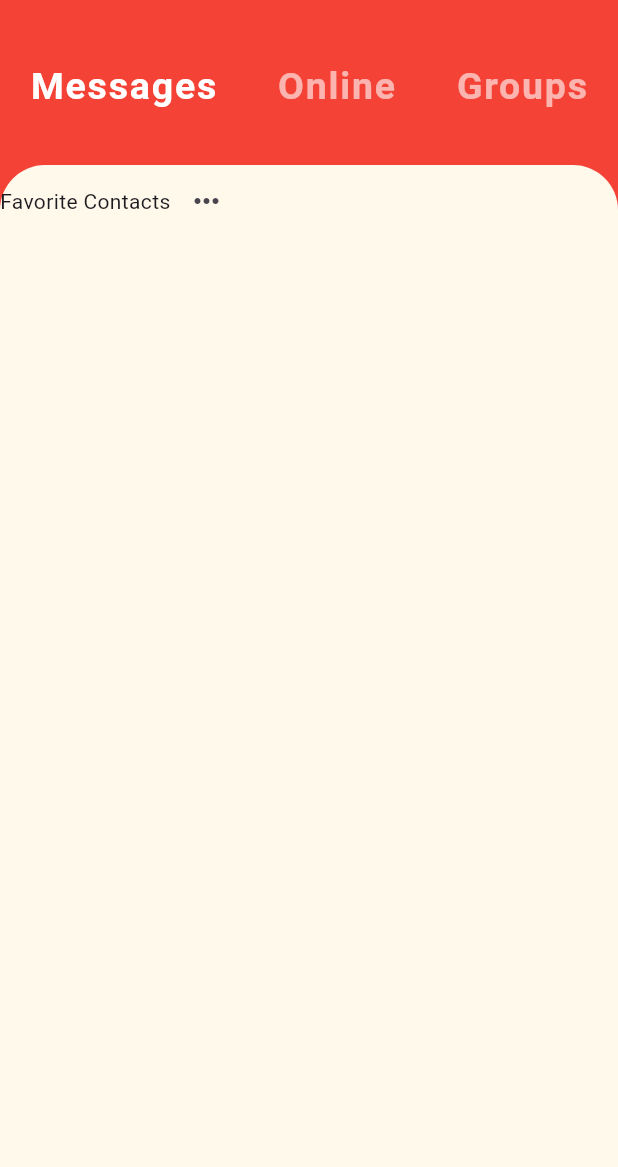
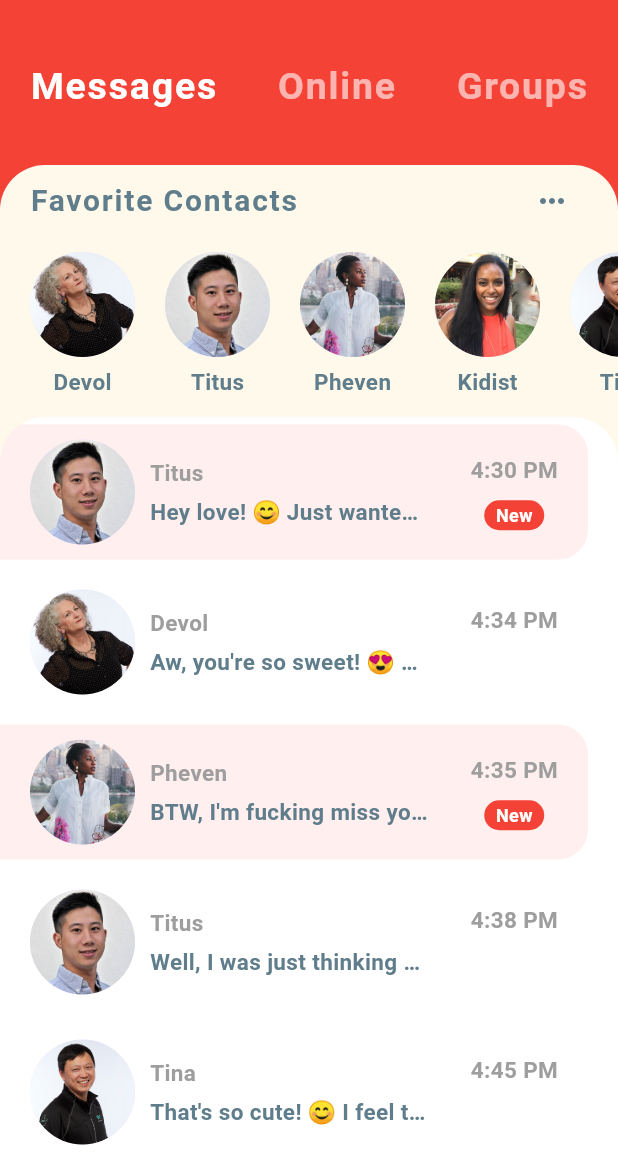
Before and after one commit to TitusKI/FreeGramChatUI, a Flutter app: the screen it shows after launch, on a phone screen of 412 x 824 dp, the part 69-1236 px from its top. Run offline on Flutter 3.47's test engine with Material 3 defaults, Android fonts, the phone set to English and light mode, and no system bars.

Commit message:
UI final commit

```diff
--- a/lib/src/models/message_model.dart
+++ b/lib/src/models/message_model.dart
@@ -27,71 +27,129 @@ final User devol = User(
   imageUrl: 'assets/images/devol.jpg'
 
 );
-final User jemal = User(
+final User eleni = User(
   id: 2,
-  name:'Jemal',
+  name:'Eleni',
   imageUrl: 'assets/images/jemal.jpg'
 
 );
-final User jemberu = User(
+final User rita = User(
   id: 4,
-  name:'Jemberu',
+  name:'Rita',
   imageUrl: 'assets/images/jemberu.jpg'
 
 );
-final User john = User(
+final User tina = User(
   id: 5,
-  name:'John',
+  name:'Tina',
   imageUrl: 'assets/images/john.jpg'
 
 );
-final User kaleab = User(
+final User kidist = User(
   id: 6,
-  name:'Kaleab',
+  name:'Kidist',
   imageUrl: 'assets/images/kaleab.jpg'
 
 );
-final User kira = User(
+final User pheven = User(
   id: 7,
-  name:'Kira',
+  name:'Pheven',
   imageUrl: 'assets/images/kira.jpg'
 
 );
 
 // List of favorite contact
 
-List<User> favorites = [devol, kaleab, john, kira];
+List<User> favorites = [devol, currentUser, pheven, kidist,tina];
 
 // Examples chat on home screen
 List<Message> chats = [
+
+     Message(
+    sender: currentUser,
+    time: '4:30 PM',
+    text: 'Hey love! 😊 Just wanted to let you know how much you mean to me. 💖',
+    isLiked: false,
+     unread: true),
   Message(
       sender: devol,
-    time: '4:25 PM',
-    text: 'Hey, How is it going on campus',
+      time: '4:34 PM',
+      text: 'Aw, you\'re so sweet! 😍 What\'s on your mind?',
+      isLiked: false,
+      unread: false),
+  Message(
+      sender: pheven,
+      time: '4:35 PM',
+      text: 'BTW, I\'m fucking miss you babe',
       isLiked: false,
       unread: true),
   Message(
       sender: currentUser,
-    time: '4:30 PM',
-    text: 'Everything is awesome',
+      time: '4:38 PM',
+      text: 'Well, I was just thinking about how lucky I am to have you in my life. Every day with you feels like a beautiful adventure.',
+      isLiked: true,
+      unread: false),
+  Message(
+      sender: tina,
+      time: '4:45 PM',
+      text: 'That\'s so cute! 😊 I feel the same way. What\'s brought this on?',
+      isLiked: true,
+      unread: false),
+  Message(
+      sender: kidist,
+      time: '4:47PM',
+      text: '😍😍😍💖💖💖',
+      isLiked: true,
+      unread: true),
+  Message(
+      sender: currentUser,
+      time: '4:55 PM',
+      text: 'I don\'t need a reason to tell you how amazing you are, but tonight, the stars are shining just as brightly as my love for you. 🌟',
+      isLiked: true,
+      unread: false),
+  Message(
+      sender: rita,
+      time: '5:00 PM',
+      text: 'Aww, stop it! You\'re making me blush. 😄',
+      isLiked: true,
+      unread: false),
+  Message(
+      sender: currentUser,
+      time: '5:30 PM',
+      text: 'It\'s true, though. You\'re my sunshine on the cloudy days and my warmth in the cold. I can\'t imagine my life without you.',
+      isLiked: true,
+      unread: false),
+  Message(
+      sender: kidist,
+      time: '5:35 PM',
+      text: 'You\'re melting my heart right now. ❤️ I\'m so grateful for you too. What\'s your favorite thing about us?',
+      isLiked: true,
+      unread: false),
+     Message(
+    sender: currentUser,
+    time: '5:38 PM',
+    text: 'Likewise, sweetheart. Here\'s to us and the beautiful journey we\'re on together. Cheers to many more memories and adventures!',
+    isLiked: true,
+     unread: false),
+     Message(
+    sender: pheven,
+    time: '5:42 PM',
+    text: ' Cheers! 🥂 I love you more than words can express.',
     isLiked: false,
      unread: true),
      Message(
-    sender: jemal,
-    time: '4:25 PM',
-    text: 'Congratulation Bro',
+    sender: currentUser,
+    time: '5:47 PM',
+    text: ' And I love you beyond measure. Goodnight, my love. Sweet dreams. 💫',
     isLiked: false,
      unread: true),
+
   Message(
-    sender: john,
-    time: '4:25 PM',
-    text: 'i am John',
+      sender: devol,
+      time: '6:01 PM',
+      text: 'Goodnight, my heart. I\'ll dream of you. 💖',
       isLiked: false,
       unread: true),
-     Message(
-    sender: kaleab,
-    time: '4:25 PM',
-    text: 'be a man',
-    isLiked: false,
-     unread: true),
+
+
 ];
--- a/lib/src/screens/home_screen.dart
+++ b/lib/src/screens/home_screen.dart
@@ -1,5 +1,7 @@
 import 'package:flutter/material.dart';
+import 'package:freegram/widgets/favoritecontact.dart';
 import '../../widgets/chatstate.dart';
+import '../../widgets/recentchats.dart';
 
 class HomeScreen extends StatefulWidget {
   const HomeScreen({super.key});
@@ -9,7 +11,7 @@ class HomeScreen extends StatefulWidget {
 }
 
 class _HomeScreenState extends State<HomeScreen> {
-  @override
+
   Widget build(BuildContext context) {
     return Scaffold(
       backgroundColor: Theme.of(context).primaryColor,
@@ -38,7 +40,7 @@ class _HomeScreenState extends State<HomeScreen> {
       ),
       body:  Column(
           children: [
-            ChatState(),
+            const ChatState(),
             Expanded(
               child: Container(
                 decoration: BoxDecoration(
@@ -48,20 +50,16 @@ class _HomeScreenState extends State<HomeScreen> {
                     topRight: Radius.circular(30.0)
                   ),
               ),
-                child: Column(
+                child: const Column(
                   children: [
-                    Row(
-                      children: [
-                        const Text('Favorite Contacts'),
-                        IconButton(onPressed: (){},
-                            icon: const Icon(Icons.more_horiz),
-                        )
+                      FavoriteContact(),
+                      RecentChat(),
                       ],
                     )
-                  ],
+
                 ),
               ),
-            ),
+
 
           ],
         ),
--- a/lib/widgets/favoritecontact.dart
+++ b/lib/widgets/favoritecontact.dart
@@ -0,0 +1,82 @@
+import 'package:flutter/material.dart';
+import '../src/models/message_model.dart';
+import '../src/screens/chat_screen.dart';
+
+class FavoriteContact extends StatelessWidget {
+  const FavoriteContact({super.key});
+
+  @override
+  Widget build(BuildContext context) {
+    return Padding(
+      padding: const EdgeInsets.symmetric(vertical: 0.0),
+      child: Column(
+        children: [
+          Padding(
+            padding: const EdgeInsets.symmetric(horizontal: 20.0),
+            child: Row(
+              mainAxisAlignment: MainAxisAlignment.spaceBetween,
+              children: [
+                const Text(
+                  'Favorite Contacts',
+                  style: TextStyle(
+                      fontWeight: FontWeight.bold,
+                      fontSize: 20.0,
+                      letterSpacing: 1.2,
+                      color: Colors.blueGrey),
+                ),
+                IconButton(
+                  onPressed: () {},
+                  color: Colors.blueGrey,
+                  icon: const Icon(Icons.more_horiz),
+                )
+              ],
+            ),
+          ),
+          Container(
+            height: 120,
+            color: Theme.of(context).highlightColor,
+            child: ListView.builder(
+              padding: const EdgeInsets.only(left: 10.0),
+              scrollDirection: Axis.horizontal,
+              itemCount: favorites.length,
+              itemBuilder: (BuildContext context, int index) {
+                return GestureDetector(
+                  onTap: () => Navigator.push(
+                    context,
+                    MaterialPageRoute(
+                      builder: (_) => ChatScreen(
+                        user: favorites[index],
+                      ),
+                    ),
+                  ),
+                  child: Padding(
+                    padding: const EdgeInsets.all(10.0),
+                    child: Column(
+                      children: [
+                        CircleAvatar(
+                          radius: 35.0,
+                          backgroundImage:
+                              AssetImage(favorites[index].imageUrl),
+                        ),
+                        const SizedBox(
+                          height: 6.0,
+                        ),
+                        Text(
+                          favorites[index].name,
+                          style: const TextStyle(
+                              fontWeight: FontWeight.w600,
+                              fontSize: 15,
+                              color: Colors.blueGrey),
+                        ),
+                      ],
+                    ),
+                  ),
+                );
+              },
+            ),
+          ),
+        ], //children
+      ),
+    );
+  }
+}
--- /dev/null
+++ b/lib/widgets/recentchats.dart
@@ -0,0 +1,128 @@
+import 'package:flutter/material.dart';
+import 'package:freegram/src/screens/chat_screen.dart';
+
+import '../src/models/message_model.dart';
+
+class RecentChat extends StatelessWidget {
+  const RecentChat({super.key});
+
+  @override
+  Widget build(BuildContext context) {
+    return Expanded(
+      child: Container(
+        decoration: const BoxDecoration(
+          color: Colors.white,
+          borderRadius: BorderRadius.only(
+              topLeft: Radius.circular(30.0), topRight: Radius.circular(30.0)),
+        ),
+        child: ClipRRect(
+          borderRadius: const BorderRadius.only(
+              topLeft: Radius.circular(30.0), topRight: Radius.circular(30.0)),
+          child: ListView.builder(
+              itemCount: chats.length,
+              itemBuilder: (context, int index) {
+                final Message chat = chats[index];
+                return GestureDetector(
+                  onTap: () => Navigator.push(
+                    context,
+                    MaterialPageRoute(
+                      builder: (_) => ChatScreen(
+                        user: chat.sender,
+                      ),
+                    ),
+                  ),
+                  child: Container(
+                    margin: const EdgeInsets.only(top: 5, bottom: 5, right: 20),
+                    padding: const EdgeInsets.symmetric(
+                        horizontal: 20, vertical: 10),
+                    decoration: BoxDecoration(
+                      color:
+                          chat.unread ? const Color(0xFFFFEFEE) : Colors.white,
+                      borderRadius: const BorderRadius.only(
+                          bottomRight: Radius.circular(20.0),
+                          topRight: Radius.circular(20.0)),
+                    ),
+                    child: Row(
+                      mainAxisAlignment: MainAxisAlignment.spaceBetween,
+                      children: [
+                        Row(
+                          children: [
+                            CircleAvatar(
+                              radius: 35.0,
+                              backgroundImage: AssetImage(chat.sender.imageUrl),
+                            ),
+                            const SizedBox(
+                              width: 10.0,
+                            ),
+                            Column(
+                              crossAxisAlignment: CrossAxisAlignment.start,
+                              children: [
+                                Text(
+                                  chat.sender.name,
+                                  style: const TextStyle(
+                                      color: Colors.grey,
+                                      fontSize: 15,
+                                      fontWeight: FontWeight.bold),
+                                ),
+                                const SizedBox(
+                                  height: 5.0,
+                                ),
+                                Container(
+                                  width:
+                                      MediaQuery.of(context).size.width * 0.45,
+                                  child: Text(
+                                    chat.text,
+                                    style: const TextStyle(
+                                        color: Colors.blueGrey,
+                                        fontSize: 15,
+                                        fontWeight: FontWeight.w600),
+                                    overflow: TextOverflow.ellipsis,
+                                  ),
+                                )
+                              ],
+                            ),
+                          ],
+                        ),
+                        Column(
+                          crossAxisAlignment: CrossAxisAlignment.center,
+                          children: [
+                            Text(
+                              chat.time,
+                              style: const TextStyle(
+                                color: Colors.grey,
+                                fontWeight: FontWeight.bold,
+                                fontSize: 15.0,
+                              ),
+                            ),
+                            const SizedBox(
+                              height: 10,
+                            ),
+                            chat.unread
+                                ? Container(
+                                    height: 20,
+                                    width: 40,
+                                    decoration: BoxDecoration(
+                                        color: Theme.of(context).primaryColor,
+                                        borderRadius:
+                                            BorderRadius.circular(35.0)),
+                                    alignment: Alignment.center,
+                                    child: const Text(
+                                      'New',
+                                      style: TextStyle(
+                                          color: Colors.white,
+                                          fontWeight: FontWeight.bold,
+                                          fontSize: 12),
+                                    ))
+                                : Text(" ")
+                          ],
+                        ),
+                      ],
+                    ),
+                  ),
+                );
+              }),
+        ),
+      ),
+    );
+  }
+}
```
Also changed, not shown: lib/main.dart (+7 -8 lines), lib/src/screens/chat_screen.dart (added, +174 -0 lines), lib/widgets/chatstate.dart (+9 -12 lines). Lines whose indentation alone changed are shown as unchanged.
